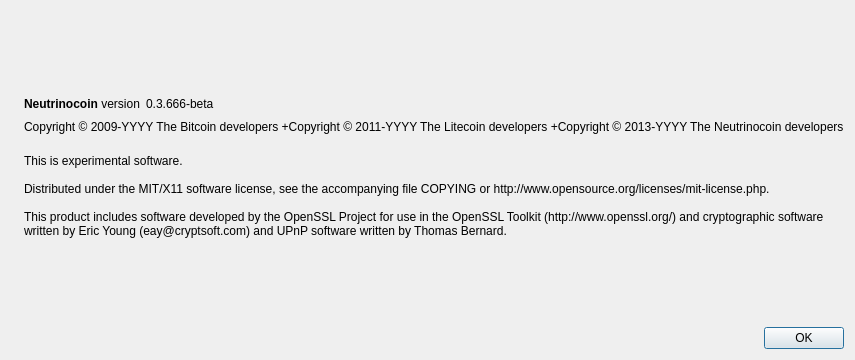
First picture: the form in src/qt/forms/aboutdialog.ui, repository neutrinofoundation/neutrino-digital-currency, before the edit.
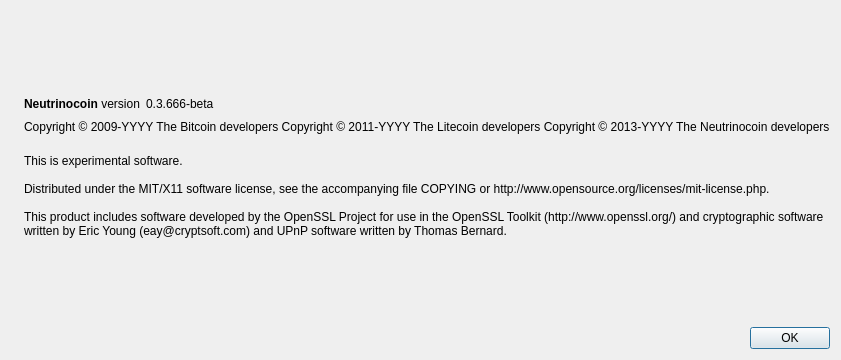
Second picture: the form after the edit. Icons and pictures are not drawn.

```diff
--- a/src/qt/forms/aboutdialog.ui
+++ b/src/qt/forms/aboutdialog.ui
@@ -92,8 +92,8 @@
        </property>
        <property name="text">
         <string notr="true">Copyright &amp;copy; 2009-YYYY The Bitcoin developers
-        +Copyright &amp;copy; 2011-YYYY The Litecoin developers
-        +Copyright &amp;copy; 2013-YYYY The Neutrinocoin developers</string>
+Copyright &amp;copy; 2011-YYYY The Litecoin developers
+Copyright &amp;copy; 2013-YYYY The Neutrinocoin developers</string>
        </property>
        <property name="textFormat">
         <enum>Qt::RichText</enum>
```
